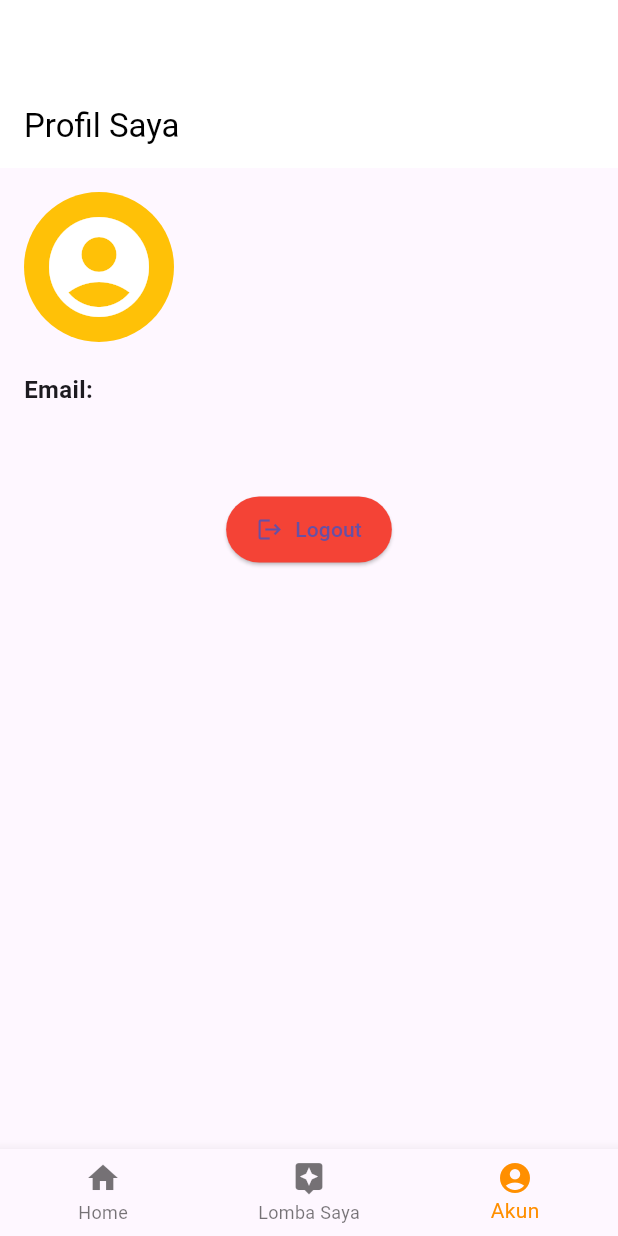
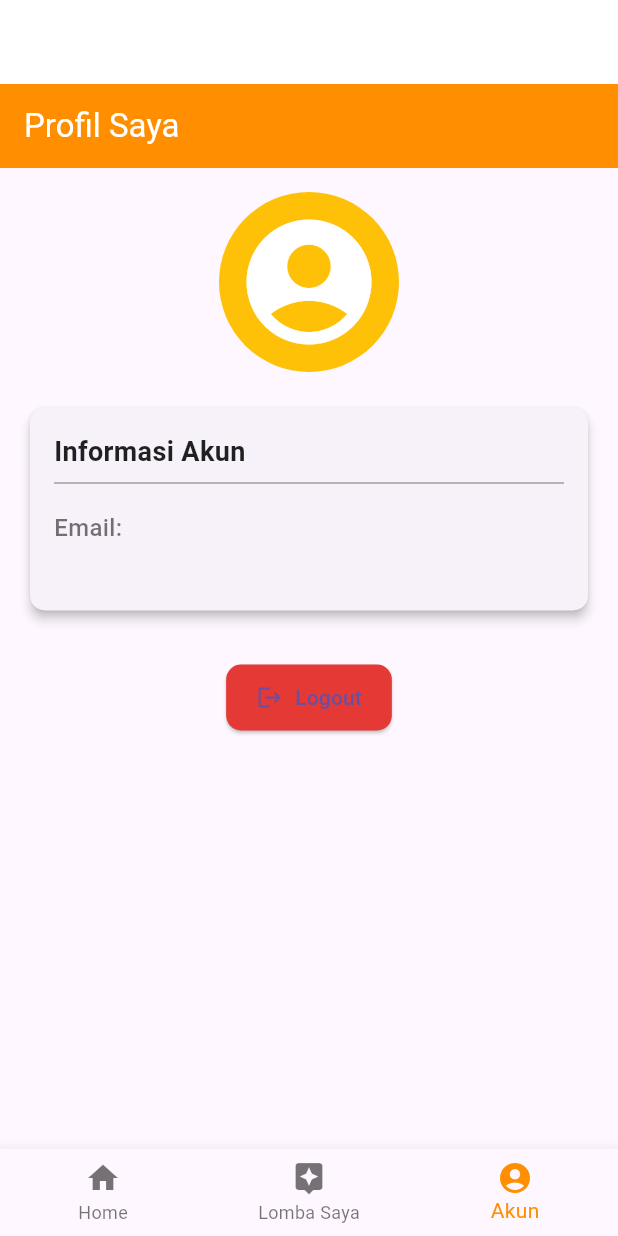
Before and after one commit to Elemelonss/tubes_ta_lombaku, a Flutter app: the HomePage screen opened directly, item 3 of the bottom bar chosen, on a phone screen of 412 x 824 dp. Run offline on Flutter 3.47's test engine with Material 3 defaults, Android fonts, the phone set to English and light mode, and no system bars; our stand-ins replace shared_preferences, sqflite; accounts and stored records are empty.

Commit message:
infolomba,lombasaya

```diff
--- a/lib/pages/buatakun.dart
+++ b/lib/pages/buatakun.dart
@@ -38,7 +38,7 @@ class _BuatAkunPageState extends State<BuatAkunPage> {
   @override
   Widget build(BuildContext context) {
     return Scaffold(
-      appBar: AppBar(title: const Text('Informasi Akun')),
+      appBar: AppBar(title: const Text('Daftar Akun')),
       body: Padding(
         padding: const EdgeInsets.all(16.0),
         child: Column(
--- a/lib/pages/homepage.dart
+++ b/lib/pages/homepage.dart
@@ -1,6 +1,8 @@
 import 'package:flutter/material.dart';
-import '../services/shared_prefs.dart';
-import 'login.dart';
+import 'package:shared_preferences/shared_preferences.dart';
+import 'dart:convert';
+import 'lombasaya.dart'; // Tambahkan import halaman LombaSaya
+import 'infolomba.dart';
 import 'profile.dart';
 
 class HomePage extends StatefulWidget {
@@ -17,9 +19,12 @@ class _HomePageState extends State<HomePage> {
 
   final List<Map<String, String>> recommendations = [
     {'title': 'Lomba Vlog Bela Negara', 'image': 'assets/vlog.png'},
-    {'title': 'Youth Business Plan Competition', 'image': 'assets/business.png'},
+    {
+      'title': 'Youth Business Plan Competition',
+      'image': 'assets/business.png'
+    },
     {'title': 'Hackathon Nasional', 'image': 'assets/vlog.png'},
-    {'title': 'Lomba Poster Digital', 'image': 'assets/vlog.png'},
+    {'title': 'Lomba Poster Digital', 'image': 'assets/business.png'},
   ];
 
   @override
@@ -46,19 +51,25 @@ class _HomePageState extends State<HomePage> {
   }
 
   void _onItemTapped(int index) {
+    if (index == 1) {
+      // Navigasi ke halaman Lomba Saya
+      Navigator.push(
+        context,
+        MaterialPageRoute(builder: (context) => const LombaSayaPage()),
+      );
+    } else {
       setState(() {
         _selectedIndex = index;
       });
+    }
   }
 
   Widget _getBody() {
     switch (_selectedIndex) {
       case 0:
         return _homePageContent();
-      case 1:
-        return _myCompetitionsPage();
       case 2:
-        return _accountPage();
+        return const ProfilePage();
       default:
         return _homePageContent();
     }
@@ -85,10 +96,7 @@ class _HomePageState extends State<HomePage> {
           padding: EdgeInsets.symmetric(horizontal: 12.0),
           child: Text(
             'Rekomendasi',
-            style: TextStyle(
-              fontSize: 20,
-              fontWeight: FontWeight.bold,
-            ),
+            style: TextStyle(fontSize: 20, fontWeight: FontWeight.bold),
           ),
         ),
         Expanded(
@@ -103,7 +111,19 @@ class _HomePageState extends State<HomePage> {
             itemCount: _filteredRecommendations.length,
             itemBuilder: (context, index) {
               final item = _filteredRecommendations[index];
-              return Card(
+              return GestureDetector(
+                onTap: () {
+                  Navigator.push(
+                    context,
+                    MaterialPageRoute(
+                      builder: (context) => InfoLombaPage(
+                        title: item['title']!,
+                        image: item['image']!,
+                      ),
+                    ),
+                  );
+                },
+                child: Card(
                   elevation: 3,
                   shape: RoundedRectangleBorder(
                     borderRadius: BorderRadius.circular(12.0),
@@ -111,21 +131,17 @@ class _HomePageState extends State<HomePage> {
                   child: Column(
                     mainAxisAlignment: MainAxisAlignment.center,
                     children: [
-                    Image.asset(
-                      item['image']!,
-                      height: 60,
-                      fit: BoxFit.cover,
-                    ),
+                      Image.asset(item['image']!,
+                          height: 60, fit: BoxFit.cover),
                       const SizedBox(height: 8),
                       Text(
                         item['title']!,
                         textAlign: TextAlign.center,
                         style: const TextStyle(
-                        fontSize: 14,
-                        fontWeight: FontWeight.bold,
-                      ),
+                            fontSize: 14, fontWeight: FontWeight.bold),
                       ),
                     ],
+                  ),
                 ),
               );
             },
@@ -133,19 +149,6 @@ class _HomePageState extends State<HomePage> {
         ),
       ],
     );
-  }
-
-  Widget _myCompetitionsPage() {
-    return Center(
-      child: Text(
-        'Lomba Saya',
-        style: TextStyle(fontSize: 18, fontWeight: FontWeight.bold),
-      ),
-    );
-  }
-
-  Widget _accountPage() {
-    return const ProfilePage();
   }
 
   @override
@@ -160,18 +163,11 @@ class _HomePageState extends State<HomePage> {
       body: _getBody(),
       bottomNavigationBar: BottomNavigationBar(
         items: const [
+          BottomNavigationBarItem(icon: Icon(Icons.home), label: 'Home'),
           BottomNavigationBarItem(
-            icon: Icon(Icons.home),
-            label: 'Home',
-          ),
+              icon: Icon(Icons.assistant), label: 'Lomba Saya'),
           BottomNavigationBarItem(
-            icon: Icon(Icons.assistant),
-            label: 'Lomba Saya',
-          ),
-          BottomNavigationBarItem(
-            icon: Icon(Icons.account_circle),
-            label: 'Akun',
-          ),
+              icon: Icon(Icons.account_circle), label: 'Akun'),
         ],
         currentIndex: _selectedIndex,
         selectedItemColor: Colors.amber[800],
--- a/lib/pages/profile.dart
+++ b/lib/pages/profile.dart
@@ -1,7 +1,7 @@
 import 'package:flutter/material.dart';
 import '../services/shared_prefs.dart';
 import 'login.dart';
-//aaa
+
 class ProfilePage extends StatefulWidget {
   const ProfilePage({Key? key}) : super(key: key);
 
@@ -19,7 +19,8 @@ class _ProfilePageState extends State<ProfilePage> {
   }
 
   Future<void> _loadUserEmail() async {
-    final email = await SharedPrefs.getEmail(); // Asumsikan ada method getEmail()
+    final email =
+        await SharedPrefs.getEmail(); // Asumsikan ada method getEmail()
     setState(() {
       userEmail = email ?? 'Email tidak ditemukan';
     });
@@ -38,50 +39,83 @@ class _ProfilePageState extends State<ProfilePage> {
     return Scaffold(
       appBar: AppBar(
         title: const Text('Profil Saya'),
-        backgroundColor: Colors.white,
-        foregroundColor: Colors.black,
+        backgroundColor: Colors.amber[800],
+        foregroundColor: Colors.white,
         elevation: 0,
       ),
-      body: Padding(
+      body: SingleChildScrollView(
+        child: Padding(
+          padding: const EdgeInsets.all(16.0),
+          child: Column(
+            children: [
+              const CircleAvatar(
+                radius: 60,
+                backgroundColor: Colors.amber,
+                child: Icon(
+                  Icons.account_circle,
+                  size: 100,
+                  color: Colors.white,
+                ),
+              ),
+              const SizedBox(height: 20),
+              Card(
+                elevation: 3,
+                shape: RoundedRectangleBorder(
+                  borderRadius: BorderRadius.circular(10),
+                ),
+                child: Padding(
                   padding: const EdgeInsets.all(16.0),
                   child: Column(
                     crossAxisAlignment: CrossAxisAlignment.start,
                     children: [
-            const CircleAvatar(
-              radius: 50,
-              backgroundColor: Colors.amber,
-              child: Icon(
-                Icons.account_circle,
-                size: 80,
-                color: Colors.white,
+                      const Text(
+                        'Informasi Akun',
+                        style: TextStyle(
+                          fontSize: 18,
+                          fontWeight: FontWeight.bold,
+                          color: Colors.black87,
                         ),
                       ),
-            const SizedBox(height: 20),
-            Text(
+                      const Divider(color: Colors.grey),
+                      const SizedBox(height: 10),
+                      const Text(
                         'Email:',
-              style: TextStyle(fontSize: 16, fontWeight: FontWeight.bold),
+                        style: TextStyle(
+                          fontSize: 16,
+                          fontWeight: FontWeight.w500,
+                          color: Colors.black54,
+                        ),
                       ),
                       const SizedBox(height: 5),
                       Text(
                         userEmail,
-              style: const TextStyle(fontSize: 16),
+                        style: const TextStyle(
+                          fontSize: 16,
+                          color: Colors.black87,
+                        ),
+                      ),
+                    ],
+                  ),
+                ),
               ),
               const SizedBox(height: 30),
-            Center(
-              child: ElevatedButton.icon(
+              ElevatedButton.icon(
                 onPressed: _logout,
                 icon: const Icon(Icons.logout),
                 label: const Text('Logout'),
                 style: ElevatedButton.styleFrom(
-                  backgroundColor: Colors.red,
+                  backgroundColor: Colors.red[600],
                   padding: const EdgeInsets.symmetric(
                       vertical: 12.0, horizontal: 20.0),
+                  shape: RoundedRectangleBorder(
+                    borderRadius: BorderRadius.circular(10),
                   ),
                 ),
               ),
             ],
           ),
         ),
+      ),
     );
   }
 }
```
Also changed, not shown: lib/pages/infolomba.dart (added, +100 -0 lines), lib/pages/lombasaya.dart (added, +66 -0 lines). Lines whose indentation alone changed are shown as unchanged.
